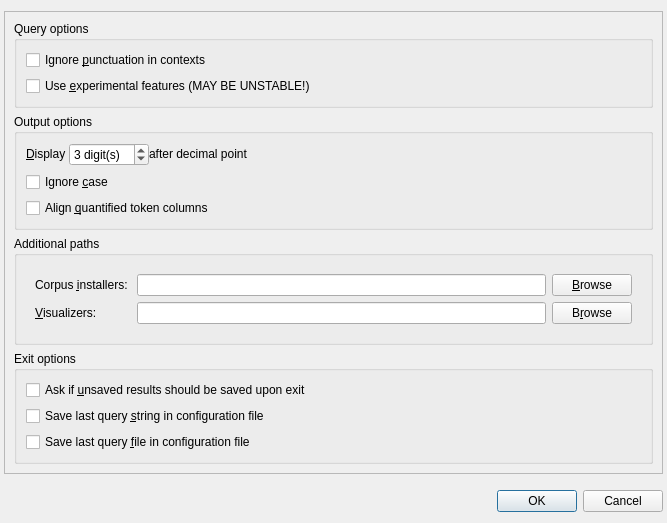
gkunter/coquery, file coquery/gui/settings.ui: the form before one commit.
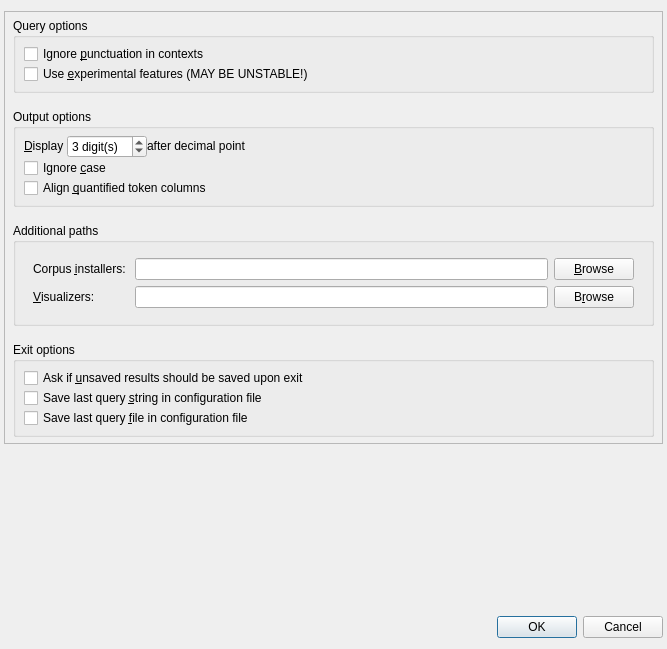
The form after the commit. Icons and pictures are not drawn.

Patch:
```diff
--- a/coquery/gui/settings.ui
+++ b/coquery/gui/settings.ui
@@ -7,7 +7,7 @@
     <x>0</x>
     <y>0</y>
     <width>667</width>
-    <height>501</height>
+    <height>649</height>
    </rect>
   </property>
   <property name="sizePolicy">
@@ -44,12 +44,42 @@
       <enum>QFrame::Raised</enum>
      </property>
      <layout class="QVBoxLayout" name="verticalLayout_5">
+      <property name="spacing">
+       <number>16</number>
+      </property>
+      <property name="leftMargin">
+       <number>8</number>
+      </property>
+      <property name="topMargin">
+       <number>6</number>
+      </property>
+      <property name="rightMargin">
+       <number>8</number>
+      </property>
+      <property name="bottomMargin">
+       <number>6</number>
+      </property>
       <item>
-       <widget class="QGroupBox" name="">
+       <widget class="QGroupBox" name="groupBox">
         <property name="title">
          <string>Query options</string>
         </property>
         <layout class="QHBoxLayout" name="horizontalLayout_5">
+         <property name="spacing">
+          <number>0</number>
+         </property>
+         <property name="leftMargin">
+          <number>8</number>
+         </property>
+         <property name="topMargin">
+          <number>6</number>
+         </property>
+         <property name="rightMargin">
+          <number>8</number>
+         </property>
+         <property name="bottomMargin">
+          <number>6</number>
+         </property>
          <item>
           <layout class="QVBoxLayout" name="verticalLayout">
            <item>
@@ -72,11 +102,26 @@
        </widget>
       </item>
       <item>
-       <widget class="QGroupBox" name="">
+       <widget class="QGroupBox" name="groupBox">
         <property name="title">
          <string>Output options</string>
         </property>
         <layout class="QHBoxLayout" name="horizontalLayout_4">
+         <property name="spacing">
+          <number>0</number>
+         </property>
+         <property name="leftMargin">
+          <number>8</number>
+         </property>
+         <property name="topMargin">
+          <number>6</number>
+         </property>
+         <property name="rightMargin">
+          <number>8</number>
+         </property>
+         <property name="bottomMargin">
+          <number>6</number>
+         </property>
          <item>
           <layout class="QVBoxLayout" name="verticalLayout_4">
            <item>
@@ -164,11 +209,26 @@
        </widget>
       </item>
       <item>
-       <widget class="QGroupBox" name="">
+       <widget class="QGroupBox" name="groupBox">
         <property name="title">
          <string>Additional paths</string>
         </property>
         <layout class="QHBoxLayout" name="horizontalLayout_3">
+         <property name="spacing">
+          <number>0</number>
+         </property>
+         <property name="leftMargin">
+          <number>8</number>
+         </property>
+         <property name="topMargin">
+          <number>6</number>
+         </property>
+         <property name="rightMargin">
+          <number>8</number>
+         </property>
+         <property name="bottomMargin">
+          <number>6</number>
+         </property>
          <item>
           <widget class="QFrame" name="frame_addon_paths">
            <layout class="QGridLayout" name="gridLayout">
@@ -259,11 +319,26 @@
        </widget>
       </item>
       <item>
-       <widget class="QGroupBox" name="">
+       <widget class="QGroupBox" name="groupBox">
         <property name="title">
          <string>Exit options</string>
         </property>
         <layout class="QHBoxLayout" name="horizontalLayout_2">
+         <property name="spacing">
+          <number>0</number>
+         </property>
+         <property name="leftMargin">
+          <number>8</number>
+         </property>
+         <property name="topMargin">
+          <number>6</number>
+         </property>
+         <property name="rightMargin">
+          <number>8</number>
+         </property>
+         <property name="bottomMargin">
+          <number>6</number>
+         </property>
          <item>
           <layout class="QVBoxLayout" name="verticalLayout_2">
            <item>
```
